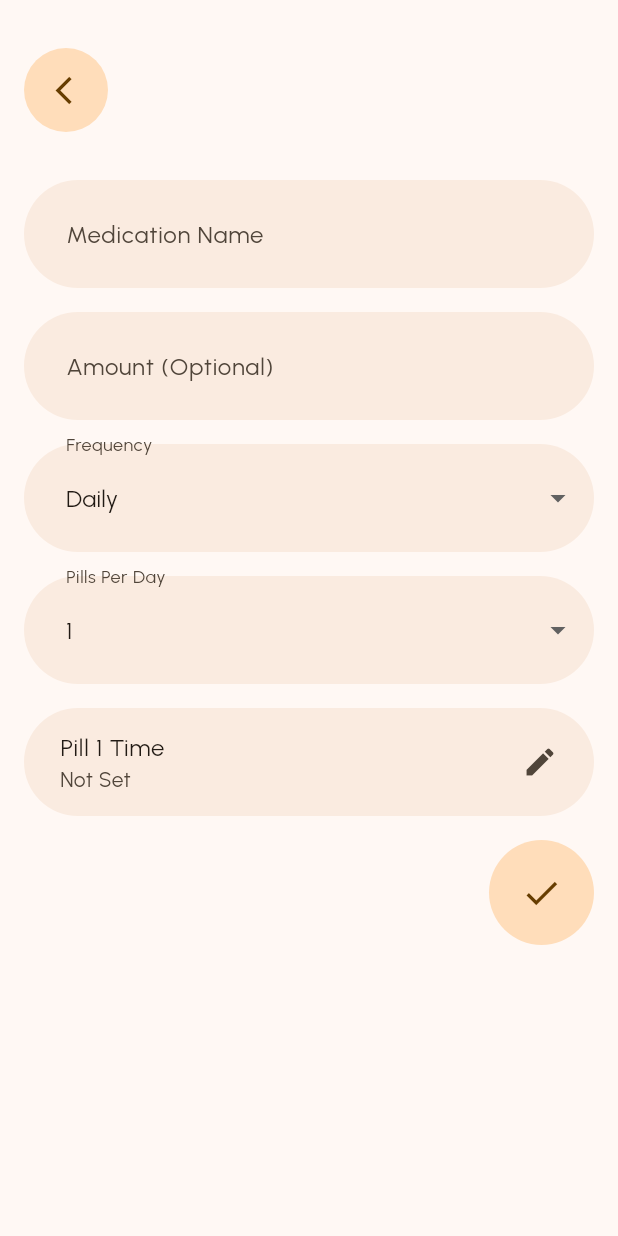
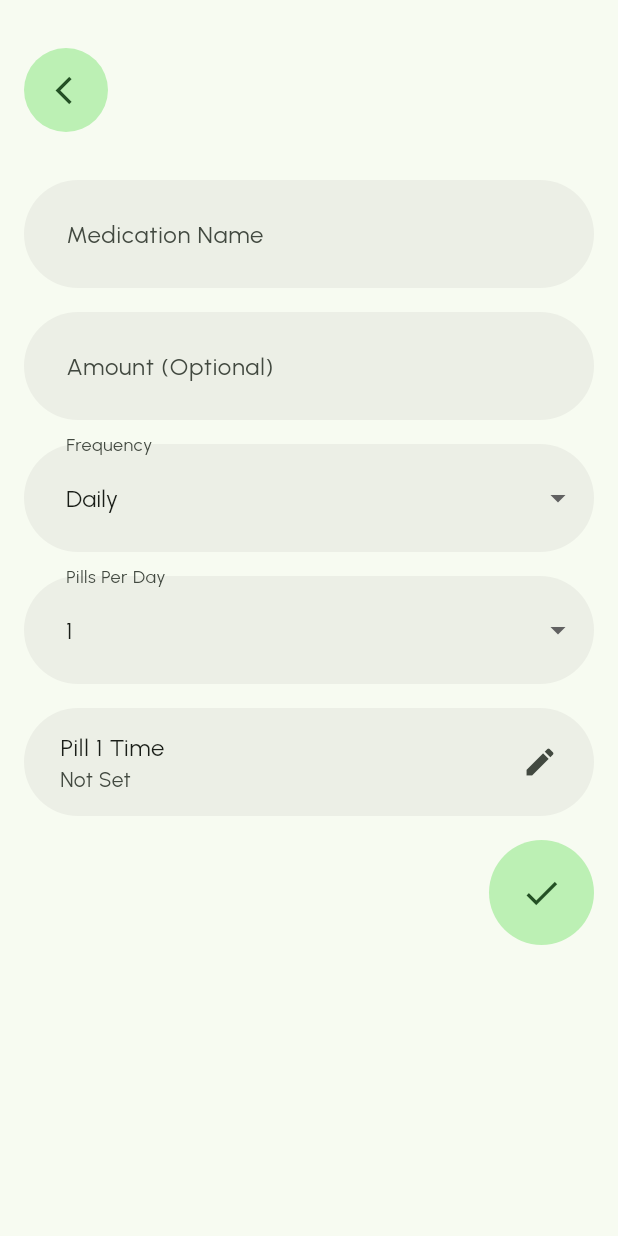
Before and after one commit to MoazSalem/Flutter_Pills_Reminder, a Flutter app: the screen it shows after launch, after a tap on the "add" icon, on a phone screen of 412 x 824 dp. Run offline on Flutter 3.47's test engine with Material 3 defaults, Android fonts, the light colour scheme and no system bars; our stand-ins replace flutter_local_notifications, flutter_timezone, get, hive_ce_flutter, permission_handler, timezone; accounts and stored records are empty; statements that could not run were skipped.

Commit message:
UI enhancements

```diff
--- a/lib/core/styles/sizes.dart
+++ b/lib/core/styles/sizes.dart
@@ -1,6 +1,6 @@
 class AppSizes {
   static const double appBarHeight = 80.0;
-  static const double pillHeight = 100.0;
+  static const double pillHeight = 136.0;
   static const double tinyPadding = 4.0;
   static const double smallPadding = 8.0;
   static const double normalPadding = 16.0;
--- a/lib/core/styles/theme.dart
+++ b/lib/core/styles/theme.dart
@@ -2,15 +2,16 @@ import 'package:flutter/material.dart';
 
 class AppTheme {
   static final lightTheme = ThemeData(
-    colorScheme: ColorScheme.fromSeed(seedColor: Colors.orangeAccent),
+    colorScheme: ColorScheme.fromSeed(seedColor: Colors.green),
     fontFamily: 'Urbanist',
   );
 
   static final darkTheme = ThemeData(
     brightness: Brightness.dark,
     colorScheme: ColorScheme.fromSeed(
-      seedColor: Colors.orangeAccent,
+      seedColor: Colors.green,
       brightness: Brightness.dark,
+      primaryFixedDim: Color(0xff1b411c),
     ),
     fontFamily: 'Urbanist',
   );
--- a/lib/features/medications/presentation/screens/main_screen/main_screen.dart
+++ b/lib/features/medications/presentation/screens/main_screen/main_screen.dart
@@ -30,7 +30,14 @@ class MainScreen extends StatelessWidget {
         child: Scaffold(
           backgroundColor: theme.colorScheme.surface,
           appBar: AppBar(
-            title: const Text(AppStrings.appName, style: AppStyles.title),
+            title: Row(
+              spacing: AppSizes.tinyPadding,
+              mainAxisAlignment: MainAxisAlignment.center,
+              children: [
+                const Text(AppStrings.appName, style: AppStyles.title),
+                Icon(Icons.medication, color: theme.colorScheme.primary),
+              ],
+            ),
             centerTitle: true,
             toolbarHeight: AppSizes.appBarHeight,
             backgroundColor: theme.colorScheme.surfaceContainer,
--- a/lib/features/medications/presentation/screens/medication_screen/medication_screen.dart
+++ b/lib/features/medications/presentation/screens/medication_screen/medication_screen.dart
@@ -79,8 +79,7 @@ class _MedicationScreenState extends State<MedicationScreen> {
               /// Frequency and days
               FrequencyAndDays(medication: widget.medication),
 
-              if (widget.medication.selectedDays == null)
-                SizedBox(height: AppSizes.normalPadding),
+              SizedBox(height: AppSizes.normalPadding),
 
               /// Times pills are taken
               ...List.generate(
--- a/lib/features/medications/presentation/screens/medication_screen/widgets/frequency_and_days.dart
+++ b/lib/features/medications/presentation/screens/medication_screen/widgets/frequency_and_days.dart
@@ -13,7 +13,7 @@ class FrequencyAndDays extends StatelessWidget {
   Widget build(BuildContext context) {
     final theme = Theme.of(context).colorScheme;
     return Padding(
-      padding: const EdgeInsets.all(AppSizes.normalPadding),
+      padding: const EdgeInsets.all(AppSizes.smallPadding),
       child: Row(
         mainAxisAlignment: MainAxisAlignment.center,
         crossAxisAlignment: CrossAxisAlignment.center,
--- a/lib/features/medications/presentation/screens/medication_screen/widgets/times_item.dart
+++ b/lib/features/medications/presentation/screens/medication_screen/widgets/times_item.dart
@@ -18,7 +18,7 @@ class TimesItem extends StatelessWidget {
   Widget build(BuildContext context) {
     final theme = Theme.of(context).colorScheme;
     return Padding(
-      padding: EdgeInsets.symmetric(vertical: AppSizes.smallPadding),
+      padding: EdgeInsets.symmetric(vertical: AppSizes.tinyPadding),
       child: ListTile(
         tileColor: theme.surfaceContainer,
         contentPadding: const EdgeInsets.all(AppSizes.normalPadding),
```
Also changed, not shown: lib/features/medications/presentation/screens/main_screen/widgets/medication_widget.dart (+4 -3 lines), lib/features/medications/data/models/hive/hive_registrar.g.dart.
